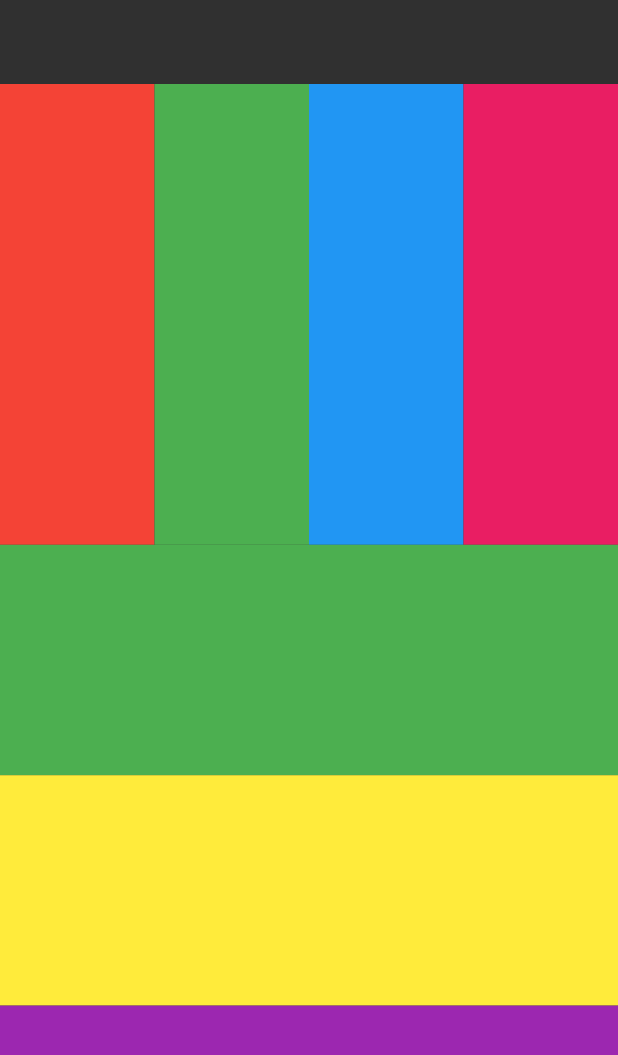
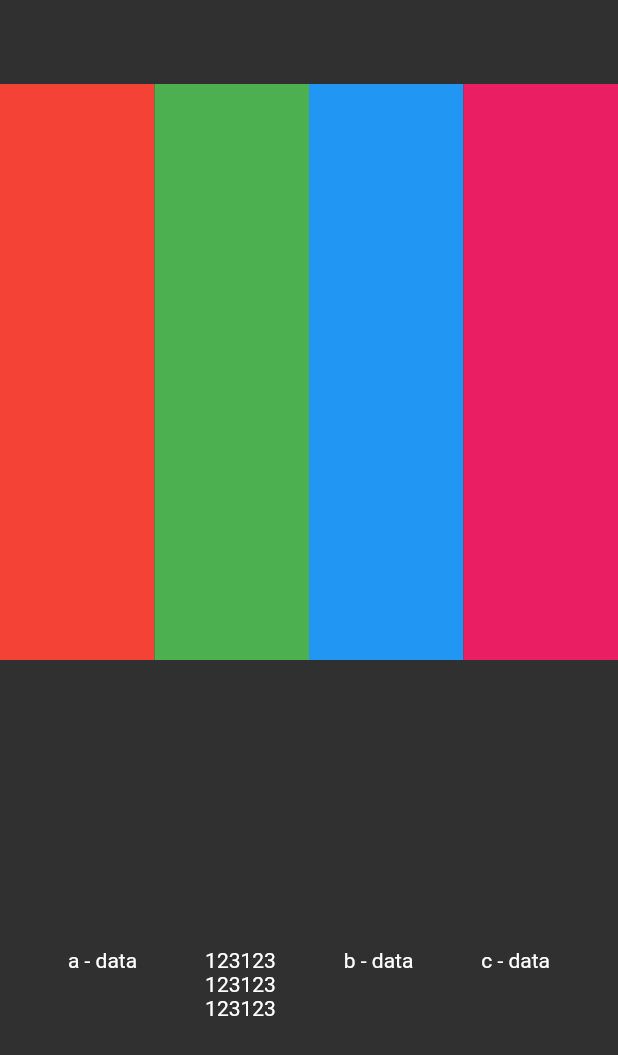
Before and after one commit to hhakangull/FluttterEdu, a Flutter app: the screen it shows after launch, on a phone screen of 412 x 824 dp. Shown: the top 1055 px of the screen. Run offline on Flutter 3.47's test engine with Material 2 defaults, Android fonts, the light colour scheme and no system bars.

Commit message:
column-row

```diff
--- a/lib/101/column_row_learn.dart
+++ b/lib/101/column_row_learn.dart
@@ -18,10 +18,28 @@ class ColumnRowLearn extends StatelessWidget {
                 Expanded(child: Container(color: Colors.blue)),
                 Expanded(child: Container(color: Colors.pink)),
               ],
-              )),
-          Expanded(flex: 2, child: Container(color: Colors.green)),
-          Expanded(flex: 2, child: Container(color: Colors.yellow)),
-          Expanded(flex: 2, child: Container(color: Colors.purple)),
+            ),
+          ),
+          const Spacer(
+            flex: 2,
+          ),
+          Expanded(
+            flex: 2,
+            child: Row(
+              crossAxisAlignment: CrossAxisAlignment.start,
+              mainAxisAlignment: MainAxisAlignment.spaceEvenly,
+              children: [
+                Text('a - data'),
+                Column(children: [
+                  Text('123123'),
+                  Text('123123'),
+                  Text('123123'),
+                ]),
+                Text('b - data'),
+                Text('c - data'),
+              ],
+            ),
+          ),
         ],
       ),
     );
```
Lines whose indentation alone changed are shown as unchanged.
